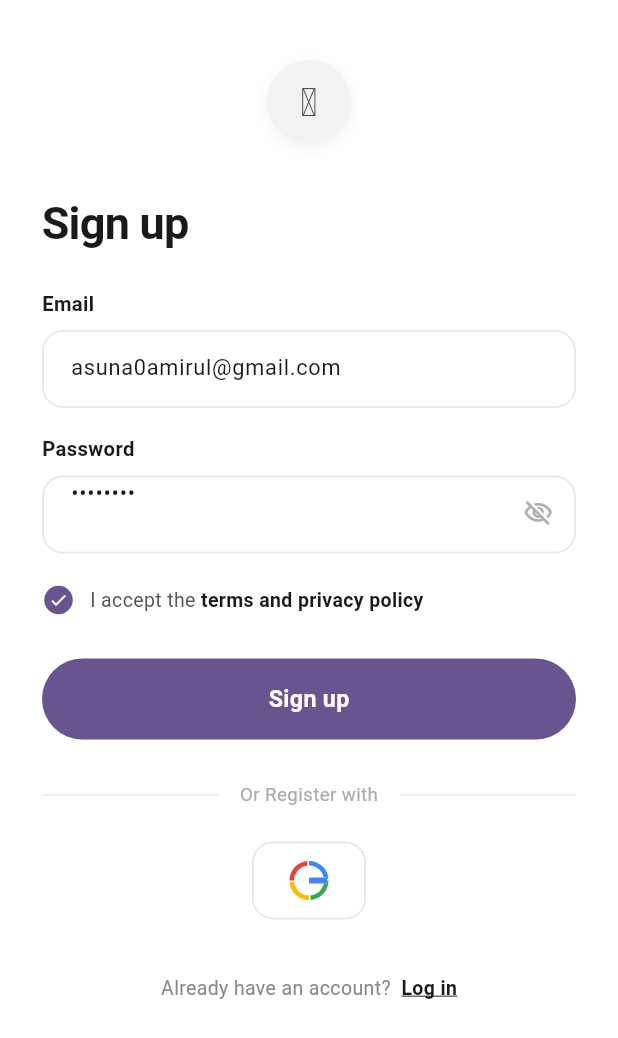
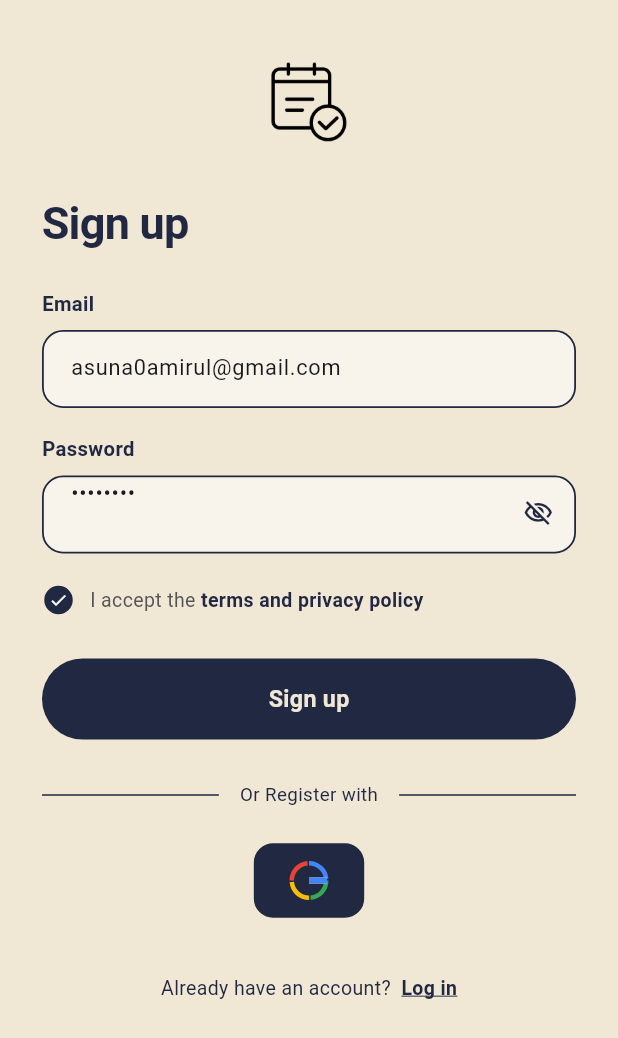
Before and after one commit to AmirulAiman/flutter_weekly, a Flutter app: the screen it shows after launch, after a tap on an icon or button, on a phone screen of 412 x 824 dp. Shown: the top 1038 px of the screen. Run offline on Flutter 3.47's test engine with Material 3 defaults, Android fonts, the phone set to English and light mode, and no system bars; our stand-ins replace firebase_auth, firebase_core, get, sqflite; accounts and stored records are empty; network calls fail; Roboto replaces fonts that are missing (Georgia).

Commit message:
feat: apply theme

```diff
--- a/lib/core/themes/app_themes.dart
+++ b/lib/core/themes/app_themes.dart
@@ -1,14 +1,12 @@
-import 'dart:ui';
+import 'package:flutter/material.dart';
 
 class AppThemes {
-  static final primary = Color(0xffFFFFFF);
-  static final onPrimary = Color(0xffFFFFFF);
-  static final secondary = Color(0xffFFFFFF);
-  static final onSecondary = Color(0xffFFFFFF);
-  static final surface = Color(0xffFFFFFF);
-  static final onSurface = Color(0xffFFFFFF);
-  static final alert = Color(0xffFFFFFF);
-  static final onAlert = Color(0xffFFFFFF);
-  static final info = Color(0xffFFFFFF);
-  static final onInfo = Color(0xffFFFFFF);
+  static final primary = Color(0xff212842);
+  static final onPrimary = Color(0xffF0E7D5);
+  static final secondary = Color(0xffF0E7D5);
+  static final onSecondary = Color(0xff212842);
+  static final surface = Color(0xffF0E7D5);
+  static final onSurface = Color(0xff212842);
+  static final alert = Colors.red;
+  static final onAlert = Color(0xffF0E7D5);
 }
--- a/lib/features/auth/views/login_view.dart
+++ b/lib/features/auth/views/login_view.dart
@@ -15,7 +15,7 @@ class LoginView extends GetView<AuthController> {
   @override
   Widget build(BuildContext context) {
     return Scaffold(
-      backgroundColor: Colors.white,
+      backgroundColor: Theme.of(context).colorScheme.surface,
       body: SafeArea(
         child: SingleChildScrollView(
           padding: const EdgeInsets.symmetric(horizontal: 28),
@@ -29,12 +29,12 @@ class LoginView extends GetView<AuthController> {
               const SizedBox(height: 36),
 
               // Title
-              const Text(
+              Text(
                 'Log in',
                 style: TextStyle(
                   fontSize: 30,
                   fontWeight: FontWeight.w700,
-                  color: Color(0xFF1A1A1A),
+                  color: Theme.of(context).colorScheme.primary,
                   letterSpacing: -0.5,
                   height: 1.1,
                 ),
@@ -42,12 +42,12 @@ class LoginView extends GetView<AuthController> {
               const SizedBox(height: 28),
 
               // Email field
-              const Text(
+              Text(
                 'Email',
                 style: TextStyle(
                   fontSize: 13.5,
                   fontWeight: FontWeight.w600,
-                  color: Color(0xFF1A1A1A),
+                  color: Theme.of(context).colorScheme.primary,
                 ),
               ),
               const SizedBox(height: 8),
@@ -59,12 +59,12 @@ class LoginView extends GetView<AuthController> {
               const SizedBox(height: 18),
 
               // Password field
-              const Text(
+              Text(
                 'Password',
                 style: TextStyle(
                   fontSize: 13.5,
                   fontWeight: FontWeight.w600,
-                  color: Color(0xFF1A1A1A),
+                  color: Theme.of(context).colorScheme.primary,
                 ),
               ),
               const SizedBox(height: 8),
@@ -82,14 +82,14 @@ class LoginView extends GetView<AuthController> {
                   onTap: () {
                     // TODO: Add forget password function
                   },
-                  child: const Text(
+                  child: Text(
                     'Forgot password?',
                     style: TextStyle(
                       fontSize: 13,
-                      color: Color(0xFF1A1A1A),
+                      color: Theme.of(context).colorScheme.primary,
                       fontWeight: FontWeight.w600,
                       decoration: TextDecoration.underline,
-                      decorationColor: Color(0xFF1A1A1A),
+                      decorationColor: Theme.of(context).colorScheme.primary,
                     ),
                   ),
                 ),
@@ -120,17 +120,20 @@ class LoginView extends GetView<AuthController> {
                 child: GestureDetector(
                   onTap: () => Get.toNamed(AppRoutes.register),
                   child: Text.rich(
-                    const TextSpan(
+                    TextSpan(
                       text: "Don't have an account?  ",
-                      style: TextStyle(fontSize: 13, color: Color(0xFF888888)),
+                      style: TextStyle(
+                        fontSize: 13,
+                        color: Theme.of(context).colorScheme.onSurface,
+                      ),
                       children: [
                         TextSpan(
                           text: 'Sign up',
                           style: TextStyle(
-                            color: Color(0xFF1A1A1A),
+                            color: Theme.of(context).colorScheme.onSurface,
                             fontWeight: FontWeight.w700,
                             decoration: TextDecoration.underline,
-                            decorationColor: Color(0xFF1A1A1A),
+                            decorationColor: Theme.of(context).colorScheme.primary,
                           ),
                         ),
                       ],
--- a/lib/features/auth/views/register_view.dart
+++ b/lib/features/auth/views/register_view.dart
@@ -15,7 +15,7 @@ class RegisterView extends GetView<AuthController> {
   @override
   Widget build(BuildContext context) {
     return Scaffold(
-      backgroundColor: Colors.white,
+      backgroundColor: Theme.of(context).colorScheme.surface,
       body: SafeArea(
         child: SingleChildScrollView(
           padding: const EdgeInsets.symmetric(horizontal: 28),
@@ -29,12 +29,12 @@ class RegisterView extends GetView<AuthController> {
               const SizedBox(height: 36),
 
               // Title
-              const Text(
+              Text(
                 'Sign up',
                 style: TextStyle(
                   fontSize: 30,
                   fontWeight: FontWeight.w700,
-                  color: Color(0xFF1A1A1A),
+                  color: Theme.of(context).colorScheme.primary,
                   letterSpacing: -0.5,
                   height: 1.1,
                 ),
@@ -42,12 +42,12 @@ class RegisterView extends GetView<AuthController> {
               const SizedBox(height: 28),
 
               // Email field
-              const Text(
+              Text(
                 'Email',
                 style: TextStyle(
                   fontSize: 13.5,
                   fontWeight: FontWeight.w600,
-                  color: Color(0xFF1A1A1A),
+                  color: Theme.of(context).colorScheme.primary,
                 ),
               ),
               const SizedBox(height: 8),
@@ -59,12 +59,12 @@ class RegisterView extends GetView<AuthController> {
               const SizedBox(height: 18),
 
               // Password field
-              const Text(
+              Text(
                 'Password',
                 style: TextStyle(
                   fontSize: 13.5,
                   fontWeight: FontWeight.w600,
-                  color: Color(0xFF1A1A1A),
+                  color: Theme.of(context).colorScheme.primary,
                 ),
               ),
               const SizedBox(height: 8),
@@ -105,17 +105,17 @@ class RegisterView extends GetView<AuthController> {
                 child: GestureDetector(
                   onTap: () => Get.toNamed(AppRoutes.login),
                   child: Text.rich(
-                    const TextSpan(
+                    TextSpan(
                       text: 'Already have an account?  ',
-                      style: TextStyle(fontSize: 13, color: Color(0xFF888888)),
+                      style: TextStyle(fontSize: 13, color: Theme.of(context).colorScheme.primary),
                       children: [
                         TextSpan(
                           text: 'Log in',
                           style: TextStyle(
-                            color: Color(0xFF1A1A1A),
+                            color: Theme.of(context).colorScheme.onSurface,
                             fontWeight: FontWeight.w700,
                             decoration: TextDecoration.underline,
-                            decorationColor: Color(0xFF1A1A1A),
+                            decorationColor: Theme.of(context).colorScheme.primary,
                           ),
                         ),
                       ],
--- a/lib/features/auth/widgets/auth_logo.dart
+++ b/lib/features/auth/widgets/auth_logo.dart
@@ -11,29 +11,8 @@ class AuthLogo extends StatelessWidget {
     return Container(
       width: 56,
       height: 56,
-      decoration: BoxDecoration(
-        color: const Color(0xFFF2F2F2),
-        shape: BoxShape.circle,
-        boxShadow: [
-          BoxShadow(
-            color: Colors.black.withValues(alpha: 0.06),
-            blurRadius: 8,
-            offset: const Offset(0, 2),
-          ),
-        ],
-      ),
-      child: const Center(
-        child: Text(
-          'ℒ',
-          style: TextStyle(
-            fontSize: 26,
-            fontFamily: 'Georgia',
-            fontStyle: FontStyle.italic,
-            color: Color(0xFF444444),
-            height: 1,
-          ),
-        ),
-      ),
+      decoration: BoxDecoration(color: Theme.of(context).colorScheme.surface),
+      child: Center(child: Image.asset('assets/icons/launcher.png')),
     );
   }
 }
--- a/lib/features/auth/widgets/auth_primary_button.dart
+++ b/lib/features/auth/widgets/auth_primary_button.dart
@@ -30,22 +30,25 @@ class AuthPrimaryButton extends StatelessWidget {
         child: AnimatedSwitcher(
           duration: const Duration(milliseconds: 200),
           child: isLoading
-              ? const SizedBox(
+              ? SizedBox(
                   key: ValueKey('loader'),
                   width: 20,
                   height: 20,
                   child: CircularProgressIndicator(
                     strokeWidth: 2.5,
-                    valueColor: AlwaysStoppedAnimation<Color>(Colors.white),
+                    valueColor: AlwaysStoppedAnimation<Color>(
+                      Theme.of(context).colorScheme.secondary,
+                    ),
                   ),
                 )
               : Text(
                   key: const ValueKey('label'),
                   label,
-                  style: const TextStyle(
+                  style: TextStyle(
                     fontSize: 15.5,
                     fontWeight: FontWeight.w600,
                     letterSpacing: 0.2,
+                    color: Theme.of(context).colorScheme.onPrimary,
                   ),
                 ),
         ),
--- a/lib/features/auth/widgets/auth_text_field.dart
+++ b/lib/features/auth/widgets/auth_text_field.dart
@@ -26,9 +26,9 @@ class _AuthTextFieldState extends State<AuthTextField> {
     return Container(
       height: 52,
       decoration: BoxDecoration(
-        color: Colors.white,
+        color: Colors.white54,
         borderRadius: BorderRadius.circular(14),
-        border: Border.all(color: const Color(0xFFE8E8E8), width: 1.2),
+        border: Border.all(color: Theme.of(context).colorScheme.onSecondary, width: 1.2),
       ),
       child: TextField(
         controller: widget.controller,
@@ -53,7 +53,7 @@ class _AuthTextFieldState extends State<AuthTextField> {
                   icon: Icon(
                     _obscure ? Icons.visibility_off_outlined : Icons.visibility_outlined,
                     size: 20,
-                    color: const Color(0xFFB0B0B0),
+                    color: Theme.of(context).colorScheme.primary,
                   ),
                   onPressed: () => setState(() => _obscure = !_obscure),
                 )
--- a/lib/features/auth/widgets/custom_divider.dart
+++ b/lib/features/auth/widgets/custom_divider.dart
@@ -8,19 +8,19 @@ class CustomDivider extends StatelessWidget {
   Widget build(BuildContext context) {
     return Row(
       children: [
-        const Expanded(child: Divider(color: Color(0xFFE8E8E8), thickness: 1)),
+        Expanded(child: Divider(color: Theme.of(context).colorScheme.onSurface, thickness: 1)),
         Padding(
-          padding: const EdgeInsets.symmetric(horizontal: 14),
+          padding: EdgeInsets.symmetric(horizontal: 14),
           child: Text(
             text,
-            style: const TextStyle(
+            style: TextStyle(
               fontSize: 12.5,
-              color: Color(0xFFAAAAAA),
+              color: Theme.of(context).colorScheme.primary,
               fontWeight: FontWeight.w400,
             ),
           ),
         ),
-        const Expanded(child: Divider(color: Color(0xFFE8E8E8), thickness: 1)),
+        Expanded(child: Divider(color: Theme.of(context).colorScheme.primary, thickness: 1)),
       ],
     );
   }
--- a/lib/features/auth/widgets/social_button.dart
+++ b/lib/features/auth/widgets/social_button.dart
@@ -14,9 +14,9 @@ class SocialButton extends StatelessWidget {
         width: 76,
         height: 52,
         decoration: BoxDecoration(
-          color: Colors.white,
+          color: Theme.of(context).colorScheme.primary,
           borderRadius: BorderRadius.circular(14),
-          border: Border.all(color: const Color(0xFFE8E8E8), width: 1.2),
+          border: Border.all(color: Theme.of(context).colorScheme.onPrimary, width: 1.2),
         ),
         child: Center(child: icon),
       ),
--- a/lib/features/auth/widgets/terms_checkbox.dart
+++ b/lib/features/auth/widgets/terms_checkbox.dart
@@ -25,10 +25,14 @@ class _TermsCheckboxState extends State<TermsCheckbox> {
             width: 22,
             height: 22,
             decoration: BoxDecoration(
-              color: _checked ? Theme.of(context).colorScheme.primary : Colors.white,
+              color: _checked
+                  ? Theme.of(context).colorScheme.primary
+                  : Theme.of(context).colorScheme.onPrimary,
               shape: BoxShape.circle,
               border: Border.all(
-                color: _checked ? Theme.of(context).colorScheme.onPrimary : const Color(0xFFCCCCCC),
+                color: _checked
+                    ? Theme.of(context).colorScheme.onPrimary
+                    : Theme.of(context).colorScheme.primary,
                 width: 1.5,
               ),
             ),
@@ -36,14 +40,17 @@ class _TermsCheckboxState extends State<TermsCheckbox> {
           ),
         ),
         const SizedBox(width: 10),
-        const Text.rich(
+        Text.rich(
           TextSpan(
             text: 'I accept the ',
             style: TextStyle(fontSize: 13, color: Color(0xFF555555)),
             children: [
               TextSpan(
                 text: 'terms and privacy policy',
-                style: TextStyle(fontWeight: FontWeight.w600, color: Color(0xFF1A1A1A)),
+                style: TextStyle(
+                  fontWeight: FontWeight.w600,
+                  color: Theme.of(context).colorScheme.primary,
+                ),
               ),
             ],
           ),
--- a/lib/features/home/controllers/home_controller.dart
+++ b/lib/features/home/controllers/home_controller.dart
@@ -11,7 +11,6 @@ class HomeController extends GetxController {
 
   final tasks = <DayTaskModel>[].obs;
   final isLoading = false.obs;
-  final expanded = DateTime.now().weekday.obs;
   final currentDate = DateTime.now().obs;
 
   final _days = AppStrings.dayFullNames;
@@ -49,7 +48,7 @@ class HomeController extends GetxController {
       return DayTaskModel(
         day: _days[index],
         date: dayDate,
-        expanded: dayDate.weekday == currentDate.value.weekday ? true.obs : false.obs,
+        expanded: dayDate.weekday == currentDate.value.weekday - 1 ? true.obs : false.obs,
         tasks: RxList<TaskModel>(dayTasks),
       );
     });
--- a/lib/features/home/views/home_view.dart
+++ b/lib/features/home/views/home_view.dart
@@ -11,7 +11,7 @@ class HomeView extends GetView<HomeController> {
   Widget build(BuildContext context) {
     final auth = Get.find<AuthController>();
     return Scaffold(
-      backgroundColor: Theme.of(context).colorScheme.onSecondary,
+      backgroundColor: Theme.of(context).colorScheme.surface,
       appBar: AppBar(
         title: Text(
           'Weekly',
--- a/lib/features/home/widgets/add_task_field.dart
+++ b/lib/features/home/widgets/add_task_field.dart
@@ -23,10 +23,10 @@ class _AddTaskFieldState extends State<AddTaskField> {
       padding: const EdgeInsets.symmetric(horizontal: 24, vertical: 12),
       child: TextField(
         controller: _textController,
-        style: TextStyle(color: Theme.of(context).colorScheme.primary, fontSize: 14),
+        style: TextStyle(color: Theme.of(context).colorScheme.onSurface, fontSize: 14),
         decoration: InputDecoration(
           hintText: 'Add a new task...',
-          hintStyle: TextStyle(color: Theme.of(context).colorScheme.secondary, fontSize: 14),
+          hintStyle: TextStyle(color: Theme.of(context).colorScheme.onSurface, fontSize: 20),
           border: InputBorder.none,
           isDense: true,
           contentPadding: EdgeInsets.zero,
--- a/lib/features/home/widgets/day_task_tile.dart
+++ b/lib/features/home/widgets/day_task_tile.dart
@@ -29,8 +29,8 @@ class DayTaskTile extends StatelessWidget {
             child: Container(
               width: double.infinity,
               padding: const EdgeInsets.symmetric(horizontal: 24, vertical: 20),
-              decoration: const BoxDecoration(
-                border: Border(bottom: BorderSide(color: Color(0xFF2E2E2E))),
+              decoration: BoxDecoration(
+                border: Border(bottom: BorderSide(color: Theme.of(context).colorScheme.onSurface)),
               ),
               child: Column(
                 crossAxisAlignment: CrossAxisAlignment.start,
@@ -60,7 +60,7 @@ class DayTaskTile extends StatelessWidget {
                     Text(
                       AppUtilities.formattedDate(model.date),
                       style: TextStyle(
-                        color: Theme.of(context).colorScheme.secondary,
+                        color: Theme.of(context).colorScheme.onSurface,
                         fontSize: 13,
                       ),
                     ),
--- a/lib/features/home/widgets/task_item.dart
+++ b/lib/features/home/widgets/task_item.dart
@@ -26,13 +26,16 @@ class TaskItem extends StatelessWidget {
                 width: 18,
                 height: 18,
                 decoration: BoxDecoration(
-                  color: task.isCompleted.value ? const Color(0xFFE05A2B) : Colors.transparent,
+                  color: task.isCompleted.value
+                      ? Theme.of(context).colorScheme.primary
+                      : Colors.transparent,
                   border: Border.all(
                     color: task.isCompleted.value
                         ? const Color(0xFFE05A2B)
                         : const Color(0xFF888888),
                     width: 1.5,
                   ),
+                  borderRadius: BorderRadius.circular(5),
                 ),
                 child: task.isCompleted.value
                     ? const Icon(Icons.check, size: 12, color: Colors.white)
@@ -44,8 +47,8 @@ class TaskItem extends StatelessWidget {
               task.task,
               style: TextStyle(
                 color: task.isCompleted.value
-                    ? Theme.of(context).colorScheme.primary
-                    : Theme.of(context).colorScheme.secondary,
+                    ? Theme.of(context).colorScheme.onSurface
+                    : Theme.of(context).colorScheme.primary,
                 fontSize: 20,
                 decoration: task.isCompleted.value ? TextDecoration.lineThrough : null,
                 decorationColor: const Color(0xFFE05A2B),
--- a/lib/main.dart
+++ b/lib/main.dart
@@ -3,6 +3,7 @@ import 'package:firebase_core/firebase_core.dart';
 import 'package:flutter/material.dart';
 import 'package:get/get.dart';
 import 'package:weekly/app/routes/app_routes.dart';
+import 'package:weekly/core/themes/app_themes.dart';
 import 'package:weekly/features/auth/controllers/auth_controller.dart';
 
 void main() async {
@@ -15,7 +16,19 @@ void main() async {
     GetMaterialApp(
       title: 'Weekly',
       debugShowCheckedModeBanner: false,
-      theme: ThemeData(colorScheme: .fromSeed(seedColor: Colors.deepPurple)),
+      theme: ThemeData(
+        colorScheme: ColorScheme(
+          brightness: Brightness.light,
+          primary: AppThemes.primary,
+          onPrimary: AppThemes.onPrimary,
+          secondary: AppThemes.secondary,
+          onSecondary: AppThemes.onSecondary,
+          surface: AppThemes.surface,
+          onSurface: AppThemes.onSurface,
+          error: AppThemes.alert,
+          onError: AppThemes.onAlert,
+        ),
+      ),
       initialRoute: user != null ? AppRoutes.home : AppRoutes.login,
       getPages: AppPages.pages,
     ),
```
